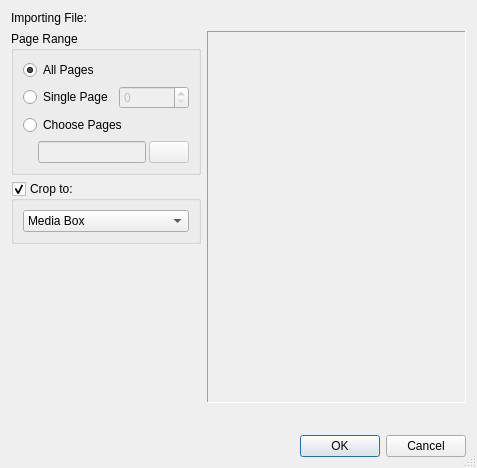
Before: the Qt Designer form scribus/plugins/import/pdf/pdfimportoptions.ui in scribusproject/scribus, drawn with Qt 5.
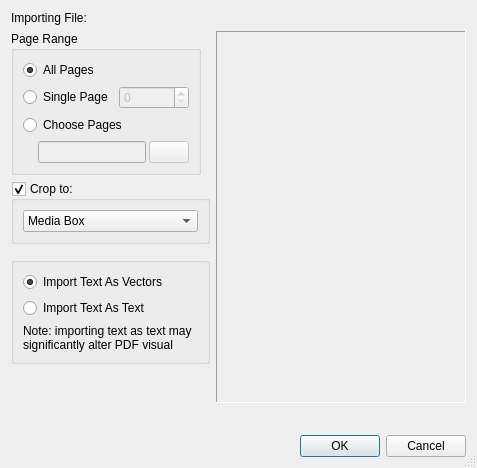
After: the same form once the commit is applied. Custom widgets are drawn as their Qt base class.

Commit message: #16142: Preliminary support for import PDF text as text <oliverthered>

Diff of the .ui file:
```diff
--- a/scribus/plugins/import/pdf/pdfimportoptions.ui
+++ b/scribus/plugins/import/pdf/pdfimportoptions.ui
@@ -175,6 +175,51 @@
          </layout>
         </widget>
        </item>
+       <item>
+        <widget class="QGroupBox" name="groupBox_2">
+         <property name="sizePolicy">
+          <sizepolicy hsizetype="Preferred" vsizetype="Maximum">
+           <horstretch>0</horstretch>
+           <verstretch>0</verstretch>
+          </sizepolicy>
+         </property>
+         <property name="title">
+          <string/>
+         </property>
+         <layout class="QVBoxLayout" name="verticalLayout_8">
+          <item>
+           <widget class="QRadioButton" name="textAsVectors">
+            <property name="enabled">
+             <bool>true</bool>
+            </property>
+            <property name="text">
+             <string>Import Text As Vectors</string>
+            </property>
+            <property name="checked">
+             <bool>true</bool>
+            </property>
+           </widget>
+          </item>
+          <item>
+           <widget class="QRadioButton" name="textAsText">
+            <property name="text">
+             <string>Import Text As Text</string>
+            </property>
+           </widget>
+          </item>
+          <item>
+           <widget class="QLabel" name="label_2">
+            <property name="text">
+             <string>Note: importing text as text may significantly alter PDF visual aspect</string>
+            </property>
+            <property name="wordWrap">
+             <bool>true</bool>
+            </property>
+           </widget>
+          </item>
+         </layout>
+        </widget>
+       </item>
        <item>
         <spacer name="verticalSpacer">
          <property name="orientation">
```
The commit also changes 14 other files.
